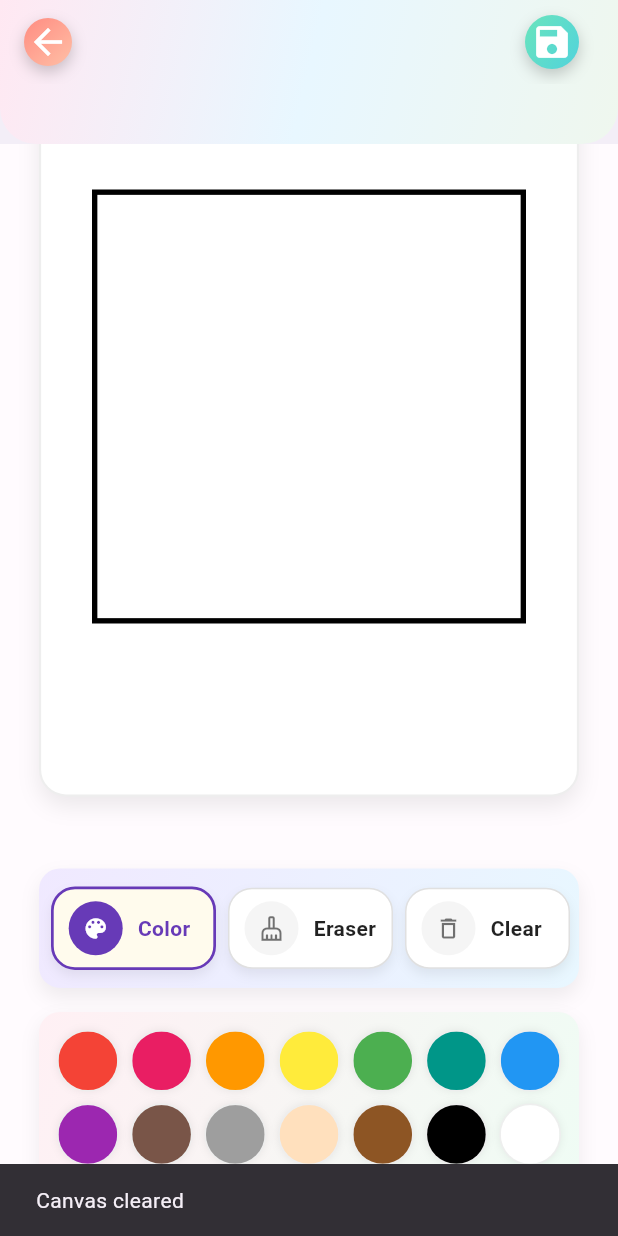
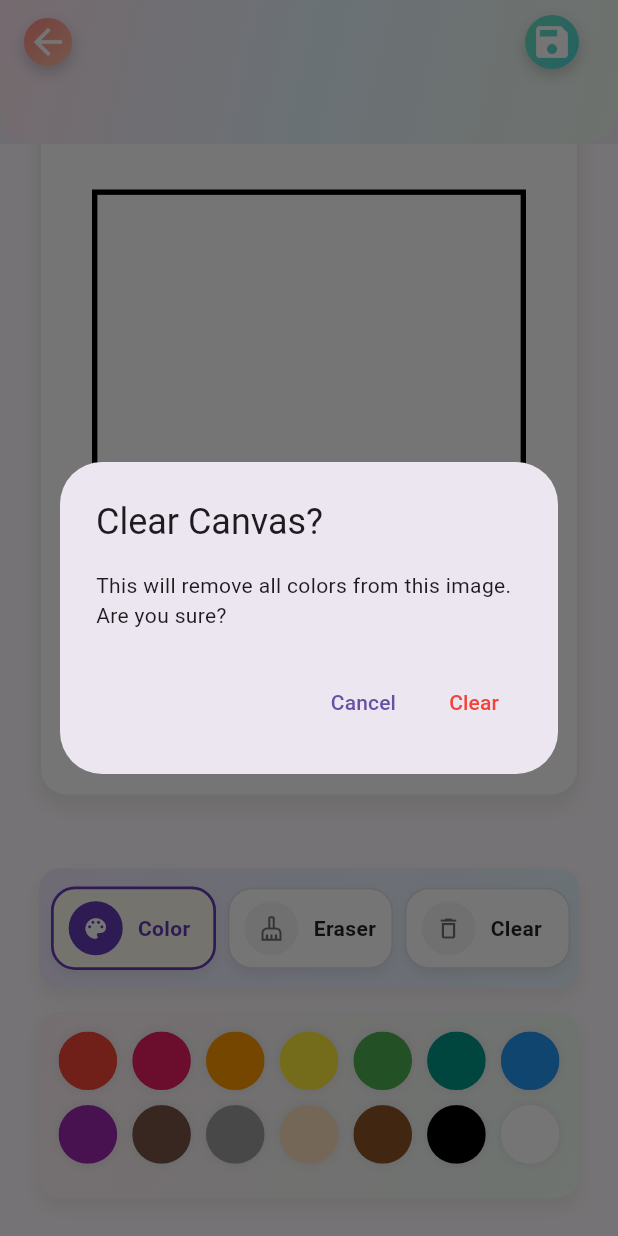
Before and after one commit to Surajanarase/coloring_app, a Flutter app: the ColoringPage screen opened directly with empty values, scrolled down 155 dp, after a tap on "Clear", on a phone screen of 412 x 824 dp. Run offline on Flutter 3.47's test engine with Material 3 defaults, Android fonts, the phone set to English and light mode, and no system bars; our stand-ins replace flutter_svg, path_drawing, sqflite; accounts and stored records are empty.

Commit message:
modification progress bar and solved issues of clear button

```diff
--- a/lib/pages/colouring_page.dart
+++ b/lib/pages/colouring_page.dart
@@ -35,7 +35,7 @@ class _ColoringPageState extends State<ColoringPage> with SingleTickerProviderSt
 
   bool _loading = true;
   Color? _selectedColor;
-  String _currentTool = 'color'; // 'color' | 'eraser' | 'clear'
+  String _currentTool = 'color';
 
   static const double _viewerWidth = 360;
   static const double _viewerHeight = 520;
@@ -43,12 +43,10 @@ class _ColoringPageState extends State<ColoringPage> with SingleTickerProviderSt
   final GlobalKey _containerKey = GlobalKey();
   final Map<String, String> _originalFills = {};
 
-  // zoom & transform
   final TransformationController _transformationController = TransformationController();
   bool _isZoomed = false;
   AnimationController? _animController;
 
-  // backup of original SVG
   String? _originalSvgString;
 
   @override
@@ -73,7 +71,6 @@ class _ColoringPageState extends State<ColoringPage> with SingleTickerProviderSt
     super.dispose();
   }
 
-  /// Load SVG, seed DB, and apply previously saved colors
   Future<void> _load() async {
     await _svgService.load();
     _originalSvgString = _svgService.getSvgString();
@@ -82,14 +79,14 @@ class _ColoringPageState extends State<ColoringPage> with SingleTickerProviderSt
       _buildPathsAndHitTest();
       final imageId = widget.assetPath;
 
-      // compute areas for all paths
       final tmp = PathService();
       tmp.buildPathsFromDoc(_svgService.doc!);
       final Map<String, double> pathAreas = {};
       for (final pid in tmp.paths.keys) {
         try {
           final b = tmp.paths[pid]!.getBounds();
-          pathAreas[pid] = (b.width * b.height).isFinite ? b.width * b.height : 0.0;
+          final area = b.width * b.height;
+          pathAreas[pid] = area.isFinite ? area : 0.0;
         } catch (_) {
           pathAreas[pid] = 0.0;
         }
@@ -99,12 +96,11 @@ class _ColoringPageState extends State<ColoringPage> with SingleTickerProviderSt
       await _db.upsertImage(imageId, widget.title ?? imageId.split('/').last, pathAreas.length, totalArea: totalArea);
       await _db.insertPathsForImage(imageId, pathAreas);
 
-      // store original fills
       for (final pid in tmp.paths.keys) {
         _originalFills[pid] = _getOriginalFillForElement(pid);
       }
 
-      // restore colors from DB
+      // Restore colors from DB
       final coloredRows = await _db.getColoredPathsForImage(imageId);
       for (final row in coloredRows) {
         final pid = row['id'] as String;
@@ -149,7 +145,6 @@ class _ColoringPageState extends State<ColoringPage> with SingleTickerProviderSt
 
   Offset _computeLocalOffset(RenderBox box, Offset globalPos) => box.globalToLocal(globalPos);
 
-  /// Handle tap coloring / erasing
   Future<void> _onTapAt(Offset localPos, Size widgetSize) async {
     if (_hitTestService == null) return;
     final hitId = _hitTestService!.hitTest(localPos, widgetSize);
@@ -202,62 +197,123 @@ class _ColoringPageState extends State<ColoringPage> with SingleTickerProviderSt
     });
   }
 
-  /// Clear all colors from canvas & DB
+  /// ✅ FIXED: Clear all colors and PROPERLY sync DB
   Future<void> _clearCanvasAll() async {
     if (_svgService.doc == null) return;
+
+    if (!mounted) return;
+
+    final confirmed = await showDialog<bool>(
+      context: context,
+      builder: (ctx) => AlertDialog(
+        title: const Text('Clear Canvas?'),
+        content: const Text('This will remove all colors from this image. Are you sure?'),
+        actions: [
+          TextButton(
+            onPressed: () => Navigator.pop(ctx, false),
+            child: const Text('Cancel'),
+          ),
+          TextButton(
+            onPressed: () => Navigator.pop(ctx, true),
+            style: TextButton.styleFrom(foregroundColor: Colors.red),
+            child: const Text('Clear'),
+          ),
+        ],
+      ),
+    );
+
+    if (!mounted || confirmed != true) return;
+
     _tryPushSnapshot(_svgService.getSvgString());
     final imageId = widget.assetPath;
 
     try {
+      // Step 1: Reset ALL paths in DB to uncolored
       await _db.resetImageProgress(imageId);
-    } catch (_) {}
 
+      // Step 2: Reload original SVG
       if (_originalSvgString != null) {
         _svgService.setSvgString(_originalSvgString!);
       } else {
         await _svgService.load();
       }
 
+      // Step 3: Rebuild paths
       _buildPathsAndHitTest();
+
+      // Step 4: Refresh original fills map
       _originalFills.clear();
       for (final pid in _pathService.paths.keys) {
         _originalFills[pid] = _getOriginalFillForElement(pid);
       }
 
+      // Step 5: CRITICAL - Verify DB is cleared by re-syncing
+      await _restoreDbFromSvg();
+
+    } catch (e) {
+      debugPrint('Error clearing canvas: $e');
+    }
+
     if (!mounted) return;
     setState(() {});
-    ScaffoldMessenger.of(context).showSnackBar(const SnackBar(content: Text('Canvas cleared')));
+    if (!mounted) return;
+    ScaffoldMessenger.of(context).showSnackBar(
+      const SnackBar(content: Text('Canvas cleared! All progress reset to 0%'), duration: Duration(seconds: 2)),
+    );
   }
 
-  /// ✅ FIXED: Properly saves DB before closing
+  /// ✅ FIXED: Save and sync DB before closing
   Future<void> _saveProgress() async {
-    // Rebuild DB state from actual SVG before exiting
+    // Sync DB with actual SVG state
     await _restoreDbFromSvg();
 
-    // Ensure DB transaction finishes
-    await Future.delayed(const Duration(milliseconds: 120));
+    // Wait for DB write
+    await Future.delayed(const Duration(milliseconds: 150));
 
     if (!mounted) return;
+
+    // Show progress info
+    final coloredCount = await _db.getColoredCountForImage(widget.assetPath);
+    final totalCount = await _db.getTotalPathsForImage(widget.assetPath);
+    final percent = totalCount > 0 ? ((coloredCount / totalCount) * 100).round() : 0;
+
+    if (!mounted) return;
+
     ScaffoldMessenger.of(context).showSnackBar(
-      const SnackBar(content: Text('Progress saved successfully! 🎨')),
+      SnackBar(
+        content: Text('Progress saved! $percent% complete ($coloredCount/$totalCount paths colored)'),
+        duration: const Duration(seconds: 2),
+      ),
     );
 
+    if (!mounted) return;
     Navigator.of(context).pop();
   }
 
-  /// Scan current SVG and update DB to match actual fills
+  /// ✅ FIXED: Scan current SVG and update DB accurately
   Future<void> _restoreDbFromSvg() async {
     final doc = _svgService.doc;
     if (doc == null) return;
+
+    // Get all drawable elements with IDs
     for (final elem in doc.findAllElements('*')) {
       final id = elem.getAttribute('id');
       if (id == null || id.isEmpty) continue;
 
+      // Check if this is a drawable element
+      final name = elem.name.local.toLowerCase();
+      if (!['path', 'rect', 'circle', 'ellipse', 'polygon', 'polyline'].contains(name)) {
+        continue;
+      }
+
       String? fill;
+
+      // First check 'fill' attribute
       final f = elem.getAttribute('fill');
       if (f != null && f.trim().isNotEmpty) {
         fill = f.trim();
       } else {
+        // Check 'style' attribute for fill
         final style = elem.getAttribute('style');
         if (style != null && style.trim().isNotEmpty) {
           for (final entry in style.split(';').map((s) => s.trim()).where((s) => s.isNotEmpty)) {
@@ -269,15 +325,19 @@ class _ColoringPageState extends State<ColoringPage> with SingleTickerProviderSt
         }
       }
 
-      if (fill == null || fill.isEmpty || fill == 'none') {
+      // Determine if colored or not
+      final originalFill = _originalFills[id] ?? 'none';
+
+      if (fill == null || fill.isEmpty || fill == 'none' || fill == originalFill) {
+        // Not colored - mark as uncolored
         await _db.markPathUncolored(id);
       } else {
+        // Colored with a different fill - mark as colored
         await _db.markPathColored(id, fill);
       }
     }
   }
 
-  /// Undo one coloring step
   void _undoOneStep() async {
     String? xml;
     try {
@@ -530,7 +590,7 @@ class _ColoringPageState extends State<ColoringPage> with SingleTickerProviderSt
                         SizedBox(width: pillSpacing),
                         SizedBox(width: pillWidth, child: _toolPill(onTap: () => setState(() => _currentTool = 'eraser'), icon: Icons.cleaning_services_outlined, label: 'Eraser', active: _currentTool == 'eraser')),
                         SizedBox(width: pillSpacing),
-                        SizedBox(width: pillWidth, child: _toolPill(onTap: _clearCanvasAll, icon: Icons.delete_outline, label: 'Clear', active: _currentTool == 'clear')),
+                        SizedBox(width: pillWidth, child: _toolPill(onTap: _clearCanvasAll, icon: Icons.delete_outline, label: 'Clear', active: false)),
                       ],
                     ),
                   ),
```
Also changed, not shown: lib/pages/dashboard_page.dart (+19 -39 lines), lib/services/db_service.dart (+156 -39 lines). Lines whose indentation alone changed are shown as unchanged.
